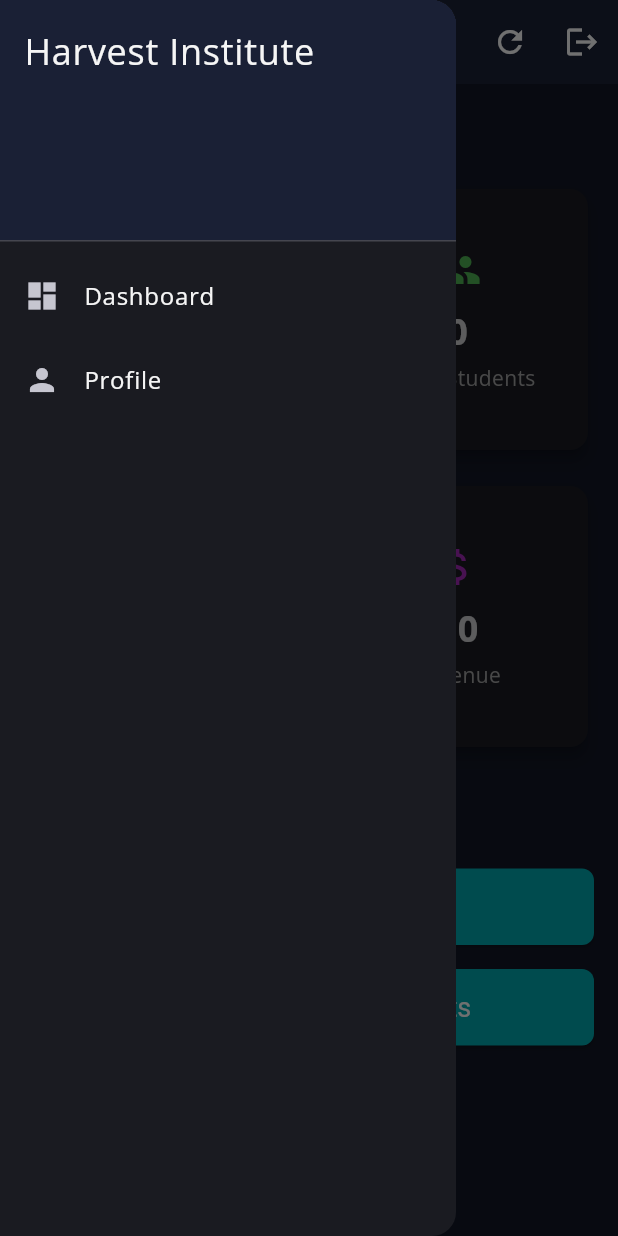
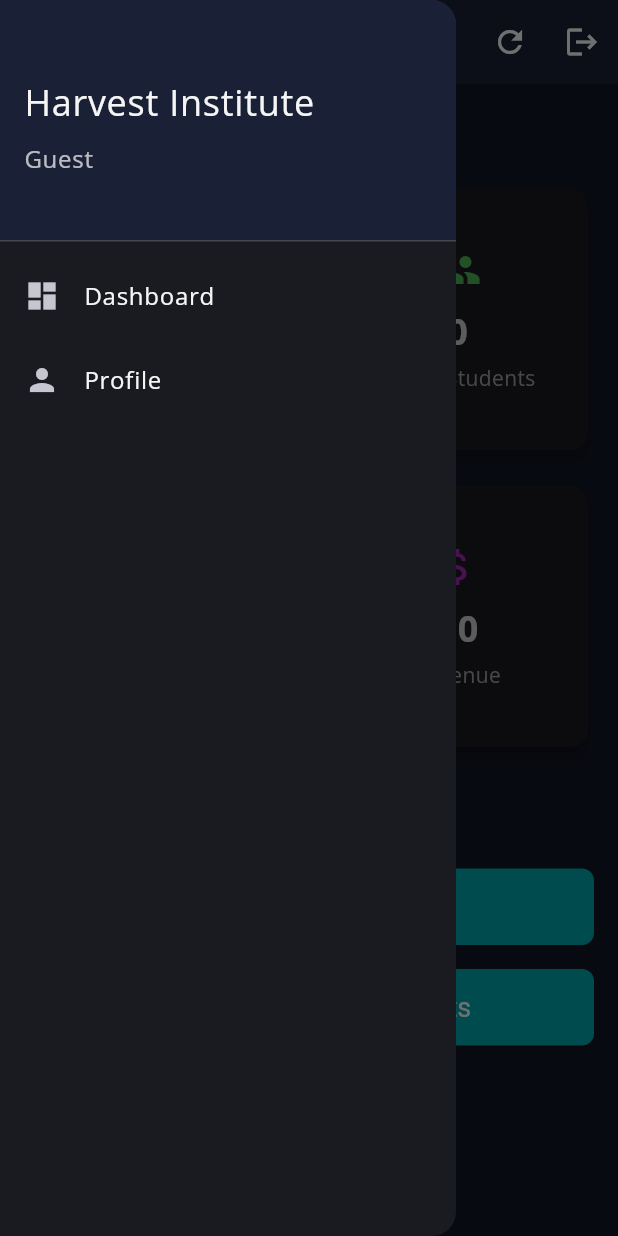
Before and after one commit to noah-ninsiima/harvest-institute-app, a Flutter app: the AdminDashboardScreen screen opened directly, with the side drawer open, on a phone screen of 412 x 824 dp. Run offline on Flutter 3.47's test engine with Material 3 defaults, Android fonts, the light colour scheme and no system bars; our stand-ins replace cloud_firestore, cloud_functions, dio, firebase_auth, firebase_core, flutter_riverpod and 4 more; missing offline and left inert: mobile_scanner; accounts and stored records are empty; network calls fail.

Commit message:
new chanes

```diff
--- a/lib/features/shared/widgets/side_menu_drawer.dart
+++ b/lib/features/shared/widgets/side_menu_drawer.dart
@@ -1,5 +1,6 @@
 import 'package:flutter/material.dart';
 import 'package:flutter_riverpod/flutter_riverpod.dart';
+import '../../auth/controllers/auth_controller.dart';
 import '../../auth/screens/profile_screen.dart';
 
 class SideMenuDrawer extends ConsumerWidget {
@@ -7,18 +8,49 @@ class SideMenuDrawer extends ConsumerWidget {
 
   @override
   Widget build(BuildContext context, WidgetRef ref) {
+    final userAsync = ref.watch(currentUserProfileProvider);
+
     return Drawer(
       child: ListView(
         padding: EdgeInsets.zero,
         children: [
-          const DrawerHeader(
-            decoration: BoxDecoration(
-              color: Color(0xFF1A2035), // Matches primaryNavy
+          userAsync.when(
+            data: (user) {
+              if (user == null) {
+                return _buildGuestHeader();
+              }
+              return UserAccountsDrawerHeader(
+                decoration: const BoxDecoration(
+                  color: Color(0xFF1A2035), // Matches primaryNavy
+                ),
+                accountName: Text(
+                  user.fullName,
+                  style: const TextStyle(
+                    fontWeight: FontWeight.bold,
+                    fontSize: 18,
+                    color: Color(0xFFF5F5F5),
+                  ),
+                ),
+                accountEmail: Text(
+                  user.email.isNotEmpty ? user.email : user.username,
+                  style: const TextStyle(color: Colors.white70),
+                ),
+                currentAccountPicture: CircleAvatar(
+                  backgroundColor: Colors.white,
+                  backgroundImage: (user.userpictureurl != null && user.userpictureurl!.isNotEmpty)
+                      ? NetworkImage(user.userpictureurl!)
+                      : null,
+                  child: (user.userpictureurl == null || user.userpictureurl!.isEmpty)
+                      ? const Icon(Icons.person, size: 40, color: Color(0xFF1A2035))
+                      : null,
+                ),
+              );
+            },
+            loading: () => const DrawerHeader(
+              decoration: BoxDecoration(color: Color(0xFF1A2035)),
+              child: Center(child: CircularProgressIndicator(color: Colors.white)),
             ),
-            child: Text(
-              'Harvest Institute',
-              style: TextStyle(color: Color(0xFFF5F5F5), fontSize: 24),
-            ),
+            error: (err, stack) => _buildGuestHeader(),
           ),
           ListTile(
             leading: const Icon(Icons.dashboard),
@@ -43,4 +75,27 @@ class SideMenuDrawer extends ConsumerWidget {
       ),
     );
   }
+
+  Widget _buildGuestHeader() {
+    return const DrawerHeader(
+      decoration: BoxDecoration(
+        color: Color(0xFF1A2035),
+      ),
+      child: Column(
+        mainAxisAlignment: MainAxisAlignment.center,
+        crossAxisAlignment: CrossAxisAlignment.start,
+        children: [
+          Text(
+            'Harvest Institute',
+            style: TextStyle(color: Color(0xFFF5F5F5), fontSize: 24),
+          ),
+          SizedBox(height: 8),
+          Text(
+            'Guest',
+            style: TextStyle(color: Colors.white70, fontSize: 16),
+          ),
+        ],
+      ),
+    );
+  }
 }
```
Also changed, not shown: lib/features/auth/controllers/auth_controller.dart (+12 -10 lines), lib/features/dashboard/screens/student_dashboard_screen.dart (+11 -5 lines), lib/features/student/screens/attendance_scan_screen.dart (added, +213 -0 lines), lib/services/attendance_service.dart (added, +56 -0 lines).
